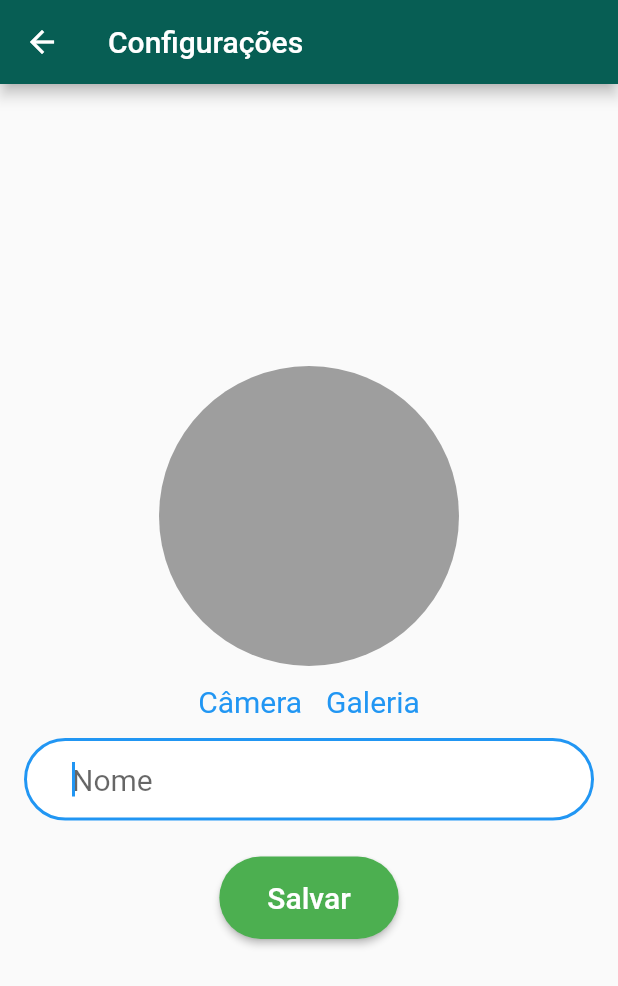
After one commit to ayoline/whatsApp-clone, a Flutter app: the Configuracoes screen opened by its route, after a tap on "Câmera", on a phone screen of 412 x 824 dp. The commit adds this screen. Shown: the top 986 px of the screen. Run offline on Flutter 3.47's test engine with Material 2 defaults, Android fonts, the phone set to English and light mode, and no system bars; our stand-ins replace cloud_firestore, firebase_auth, firebase_core, firebase_storage, image_picker; accounts and stored records are empty.

Commit message:
Configura upload da imagem de perfil do usuario

```diff
--- /dev/null
+++ b/lib/Configuracoes.dart
@@ -0,0 +1,169 @@
+import 'dart:io';
+import 'package:firebase_auth/firebase_auth.dart';
+import 'package:flutter/material.dart';
+import 'package:image_picker/image_picker.dart';
+import 'package:firebase_storage/firebase_storage.dart';
+import 'package:path/path.dart';
+
+class Configuracoes extends StatefulWidget {
+  const Configuracoes({Key? key}) : super(key: key);
+
+  @override
+  _ConfiguracoesState createState() => _ConfiguracoesState();
+}
+
+class _ConfiguracoesState extends State<Configuracoes> {
+  TextEditingController _controllerNome = TextEditingController();
+  ImagePicker imagePicker = ImagePicker();
+  File? imagemSelecionada;
+  String? _idUsuarioLogado;
+  UploadTask? task;
+  String? _urlImagemRecuperada;
+
+  @override
+  void initState() {
+    super.initState();
+
+    _recuperarDadosUsuario();
+  }
+
+  @override
+  Widget build(BuildContext context) {
+    return Scaffold(
+      appBar: AppBar(
+        title: Text("Configurações"),
+      ),
+      body: Container(
+        padding: EdgeInsets.all(16),
+        child: Center(
+          child: SingleChildScrollView(
+            child: Column(
+              children: [
+                CircleAvatar(
+                    radius: 100,
+                    backgroundColor: Colors.grey,
+                    backgroundImage: _urlImagemRecuperada != null
+                        ? NetworkImage(_urlImagemRecuperada!)
+                        : null),
+                Row(
+                  mainAxisAlignment: MainAxisAlignment.center,
+                  children: [
+                    TextButton(
+                      style: TextButton.styleFrom(
+                        textStyle: const TextStyle(fontSize: 20),
+                      ),
+                      onPressed: () {
+                        _recuperarImagem(true);
+                      },
+                      child: const Text("Câmera"),
+                    ),
+                    TextButton(
+                      style: TextButton.styleFrom(
+                        textStyle: const TextStyle(fontSize: 20),
+                      ),
+                      onPressed: () {
+                        _recuperarImagem(false);
+                      },
+                      child: const Text("Galeria"),
+                    ),
+                  ],
+                ),
+                Padding(
+                  padding: EdgeInsets.only(bottom: 8),
+                  child: TextField(
+                    controller: _controllerNome,
+                    autofocus: true,
+                    keyboardType: TextInputType.text,
+                    style: TextStyle(fontSize: 20),
+                    decoration: InputDecoration(
+                      contentPadding: EdgeInsets.fromLTRB(32, 16, 32, 16),
+                      hintText: "Nome",
+                      filled: true,
+                      fillColor: Colors.white,
+                      border: OutlineInputBorder(
+                        borderRadius: BorderRadius.circular(32),
+                      ),
+                    ),
+                  ),
+                ),
+                Padding(
+                  padding: EdgeInsets.only(top: 16, bottom: 10),
+                  child: ElevatedButton(
+                    style: ElevatedButton.styleFrom(
+                      padding: EdgeInsets.fromLTRB(32, 16, 32, 16),
+                      primary: Colors.green,
+                      shape: RoundedRectangleBorder(
+                        borderRadius: BorderRadius.circular(32),
+                      ),
+                    ),
+                    onPressed: () {},
+                    child: Text(
+                      "Salvar",
+                      style: TextStyle(
+                        color: Colors.white,
+                        fontSize: 20,
+                      ),
+                    ),
+                  ),
+                ),
+              ],
+            ),
+          ),
+        ),
+      ),
+    );
+  }
+
+  _recuperarDadosUsuario() {
+    FirebaseAuth auth = FirebaseAuth.instance;
+    final usuarioLogado = auth.currentUser!;
+    _idUsuarioLogado = usuarioLogado.uid;
+  }
+
+  Future _uploadImagem() async {
+    if (imagemSelecionada == null) return;
+
+    final caminhoImagem = basename(_idUsuarioLogado!);
+    final destination = "perfil/$caminhoImagem.jpg";
+
+    final ref = FirebaseStorage.instance.ref(destination);
+    task = ref.putFile(imagemSelecionada!);
+
+    if (task == null) return;
+
+    final snapshot = await task!.whenComplete(() {});
+
+    _recuperarUrlImagem(snapshot);
+  }
+
+  Future _recuperarUrlImagem(TaskSnapshot snapshot) async {
+    String url = await snapshot.ref.getDownloadURL();
+
+    setState(() {
+      _urlImagemRecuperada = url;
+    });
+  }
+
+  Future _recuperarImagem(bool daCamera) async {
+    final XFile? imagemTemporaria;
+
+    if (daCamera) {
+      // camera
+      imagemTemporaria = await imagePicker.pickImage(
+        source: ImageSource.camera,
+      );
+    } else {
+      // galeria
+      imagemTemporaria = await imagePicker.pickImage(
+        source: ImageSource.gallery,
+      );
+    }
+
+    setState(() {
+      if (imagemTemporaria != null) {
+        imagemSelecionada = File(imagemTemporaria.path);
+        _uploadImagem();
+      }
+    });
+  }
+}
--- a/lib/HomePage.dart
+++ b/lib/HomePage.dart
@@ -115,8 +115,10 @@ class _HomePageState extends State<HomePage>
   void onSelected(BuildContext context, int item) {
     switch (item) {
       case 0:
-        print("click: configurações");
-
+        Navigator.pushNamed(
+          context,
+          RouteGenerator.ROTA_CONFIG,
+        );
         break;
       case 1:
         _deslogarUsuario();
--- a/lib/RouteGenerator.dart
+++ b/lib/RouteGenerator.dart
@@ -1,5 +1,6 @@
 import 'package:flutter/material.dart';
 import 'package:whatsapp/Cadastro.dart';
+import 'package:whatsapp/Configuracoes.dart';
 import 'package:whatsapp/HomePage.dart';
 import 'package:whatsapp/Login.dart';
 
@@ -7,6 +8,7 @@ class RouteGenerator {
   static const String ROTA_HOME = "/home";
   static const String ROTA_CADASTRO = "/cadastro";
   static const String ROTA_LOGIN = "/login";
+  static const String ROTA_CONFIG = "/configuracoes";
 
   static Route<dynamic> generalRoute(RouteSettings settings) {
     switch (settings.name) {
@@ -25,6 +27,10 @@ class RouteGenerator {
       case ROTA_HOME:
         return MaterialPageRoute(
           builder: (_) => HomePage(),
+        );
+      case ROTA_CONFIG:
+        return MaterialPageRoute(
+          builder: (_) => Configuracoes(),
         );
       default:
         _erroRota();
--- a/pubspec.yaml
+++ b/pubspec.yaml
@@ -32,6 +32,7 @@ dependencies:
   firebase_core: ^1.5.0
   firebase_auth: ^3.0.2
   firebase_storage: ^10.0.2
+  image_picker: ^0.8.3+2
 
 
 dev_dependencies:
```
Also changed, not shown: pubspec.lock, 1 other file.
